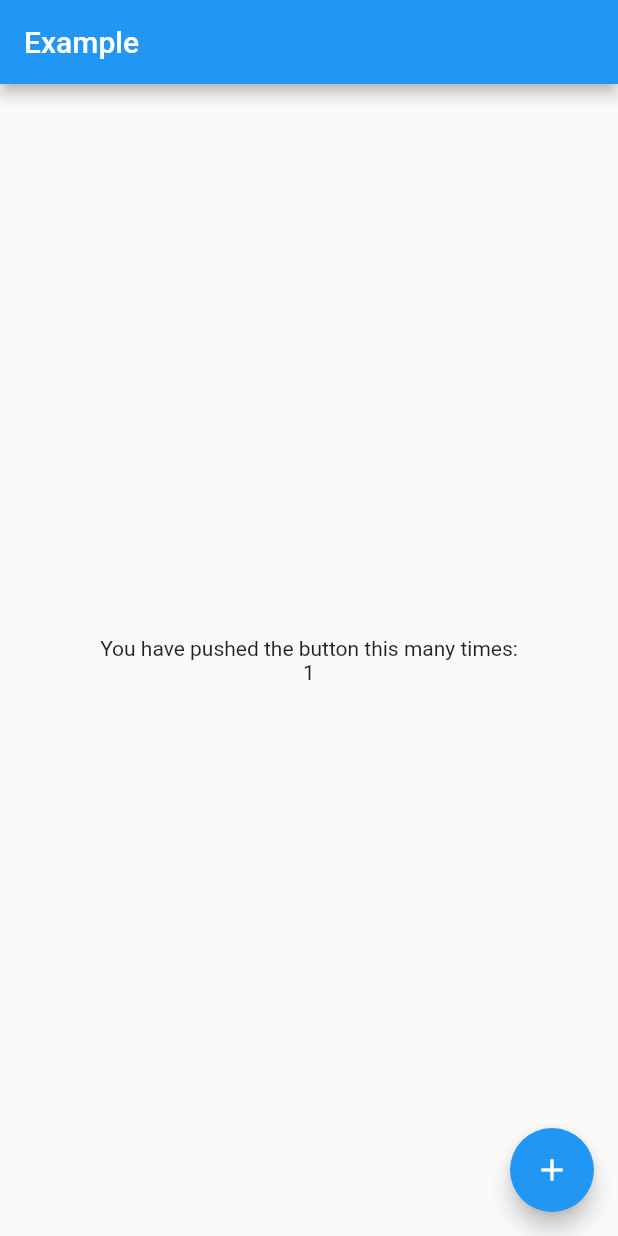
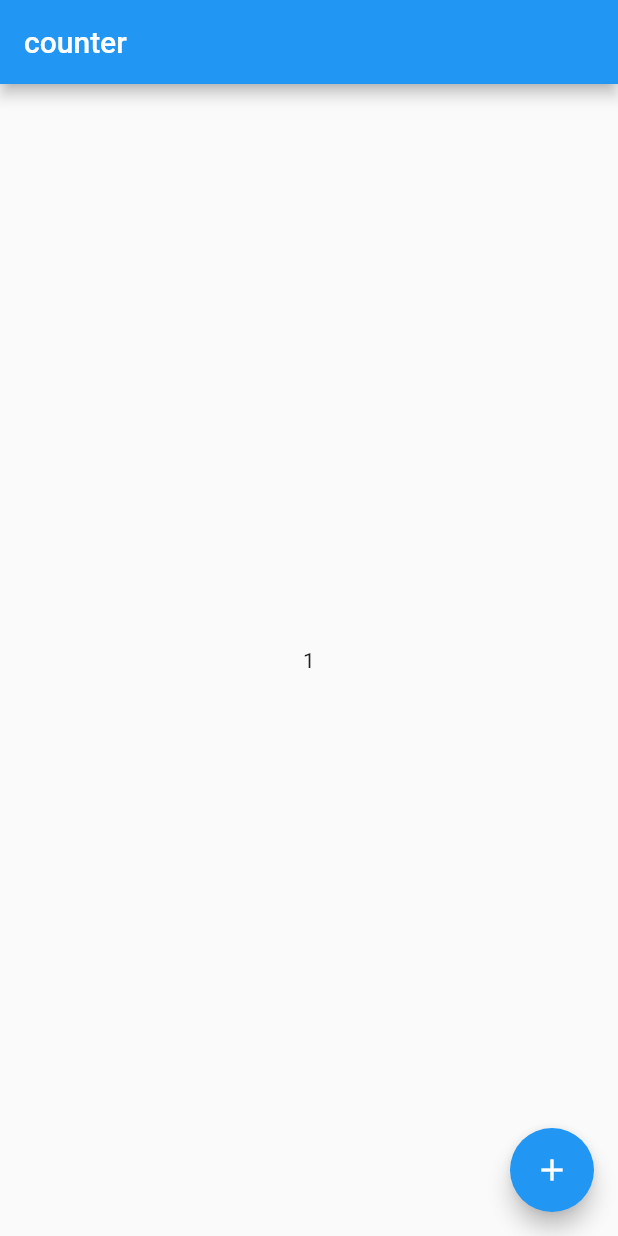
Before and after one commit to zhuyangyang-lingoace/state_manager, a Flutter app: the screen it shows after launch, after a tap on the "add" icon, on a phone screen of 412 x 824 dp. Run offline on Flutter 3.47's test engine with Material 2 defaults, Android fonts, the phone set to English and light mode, and no system bars; our stand-ins replace bloc, flutter_bloc.

Commit message:
Add Get libs
Signed-off-by: zhuyangyang <yangyang.zhu@pplingo.com>

```diff
--- /dev/null
+++ b/lib/bloc/biz/counter_cubit.dart
@@ -0,0 +1,15 @@
+import 'package:bloc/bloc.dart';
+
+class CounterCubit extends Cubit<int> {
+  CounterCubit() : super(0);
+
+  void increment() => emit(state + 1);
+
+  void decrement() => emit(state - 1);
+
+  @override
+  void onChange(Change<int> change) {
+    super.onChange(change);
+    print(change.currentState);
+  }
+}
--- /dev/null
+++ b/lib/bloc/view/counter_page.dart
@@ -0,0 +1,11 @@
+import 'package:flutter/cupertino.dart';
+import 'package:flutter_bloc/flutter_bloc.dart';
+import 'package:state_management/bloc/biz/counter_cubit.dart';
+import 'package:state_management/bloc/view/counter_view.dart';
+
+class CounterPage extends StatelessWidget {
+  @override
+  Widget build(BuildContext context) {
+    return BlocProvider(create: (_) => CounterCubit(), child: CounterView());
+  }
+}
--- /dev/null
+++ b/lib/bloc/view/counter_view.dart
@@ -0,0 +1,26 @@
+import 'package:flutter/cupertino.dart';
+import 'package:flutter/material.dart';
+import 'package:flutter_bloc/flutter_bloc.dart';
+import 'package:state_management/bloc/biz/counter_cubit.dart';
+
+class CounterView extends StatelessWidget {
+  @override
+  Widget build(BuildContext context) {
+    return Scaffold(
+      appBar: AppBar(
+        title: Text('counter'),
+      ),
+      body: Center(
+        child: BlocBuilder<CounterCubit, int>(
+          builder: (context, state) {
+            return Text('$state');
+          },
+        ),
+      ),
+      floatingActionButton: FloatingActionButton(
+        child: Icon(Icons.add),
+        onPressed: () => context.read<CounterCubit>().increment(),
+      ),
+    );
+  }
+}
--- a/lib/main.dart
+++ b/lib/main.dart
@@ -1,21 +1,57 @@
 import 'package:flutter/material.dart';
-import 'package:state_management/provider/counter_provider.dart';
+
+import 'package:state_management/bloc/view/counter_page.dart';
+// import 'package:state_management/getx/view/counter_page.dart';
+import 'package:state_management/scope_model/counter_model.dart';
+import 'package:state_management/scope_model/scoped_model.dart';
 
 void main() {
   // runApp(MyApp(model: CounterModel()));
-  runApp(const MyApp());
+  runApp(MyAppBloc());
 }
 
-// class MyApp extends StatelessWidget {
-//   final CounterModel model;
-//
-//   const MyApp({Key? key, required this.model}) : super(key: key);
-//
+class MyApp extends StatelessWidget {
+  final CounterModel model;
+
+  const MyApp({Key? key, required this.model}) : super(key: key);
+
+  @override
+  Widget build(BuildContext context) {
+    return ScopedModel<CounterModel>(
+        model: model,
+        child: MaterialApp(
+          title: 'Scoped Model Demo',
+          home: CounterHome('Scoped Model Demo'),
+        ));
+  }
+}
+
+// class MyAppStream extends StatelessWidget {
 //   @override
 //   Widget build(BuildContext context) {
-//      return ScopedModel<CounterModel>(model: model , child: MaterialApp(
-//        title: 'Scoped Model Demo',
-//        home: CounterHome('Scoped Model Demo'),
-//      ));
+//     return MaterialApp(
+//       title: 'Stream Demo',
+//       home: CounterPage(),
+//     );
 //   }
 // }
+
+class MyAppBloc extends StatelessWidget {
+  @override
+  Widget build(BuildContext context) {
+    return MaterialApp(
+      title: 'Bloc Demo',
+      home: CounterPage(),
+    );
+  }
+}
+
+// class MyAppGet extends StatelessWidget {
+//   @override
+//   Widget build(BuildContext context) {
+//     return MaterialApp(
+//       title: 'Get Demo',
+//       home: CounterPage(),
+//     );
+//   }
+// }
--- /dev/null
+++ b/lib/stream/counter_page.dart
@@ -0,0 +1,46 @@
+import 'dart:async';
+
+import 'package:flutter/cupertino.dart';
+import 'package:flutter/material.dart';
+
+class CounterPage extends StatefulWidget {
+  @override
+  _CounterPageState createState() {
+    return _CounterPageState();
+  }
+}
+
+class _CounterPageState extends State<CounterPage> {
+  int _counter = 0;
+  final StreamController<int> _streamController = StreamController<int>();
+
+  @override
+  void dispose() {
+    _streamController.close();
+    super.dispose();
+  }
+
+  @override
+  Widget build(BuildContext context) {
+    return Scaffold(
+      appBar: AppBar(
+        title: Text('Stream version of the Counter App'),
+      ),
+      body: Center(
+        child: StreamBuilder<int>(
+          stream: _streamController.stream,
+          initialData: _counter,
+          builder: (BuildContext context, AsyncSnapshot<int> snapshot) {
+            return Text('You hit me: ${snapshot.data} times');
+          },
+        ),
+      ),
+      floatingActionButton: FloatingActionButton(
+        child: const Icon(Icons.add),
+        onPressed: () {
+          _streamController.sink.add(++_counter);
+        },
+      ),
+    );
+  }
+}
--- a/pubspec.yaml
+++ b/pubspec.yaml
@@ -30,6 +30,8 @@ dependencies:
   cupertino_icons: ^1.0.2
   provider: ^6.0.2
   bloc: ^8.0.2
+  flutter_bloc: ^8.0.1
+  get: ^4.6.1
 
 dev_dependencies:
   flutter_test:
```
Also changed, not shown: lib/bloc/biz/bloc_observer.dart (added, +21 -0 lines), lib/bloc/biz/counter_bloc.dart (added, +23 -0 lines), lib/getx/controller/counter_controller.dart (added, +7 -0 lines), lib/getx/view/counter_page.dart (added, +41 -0 lines), pubspec.lock, 1 other file.
